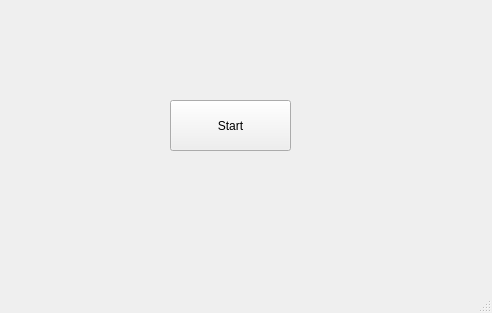
The window that mainwindow.ui (elevoc-weiqiang/calSNR) describes before a commit, drawn with Qt 5.
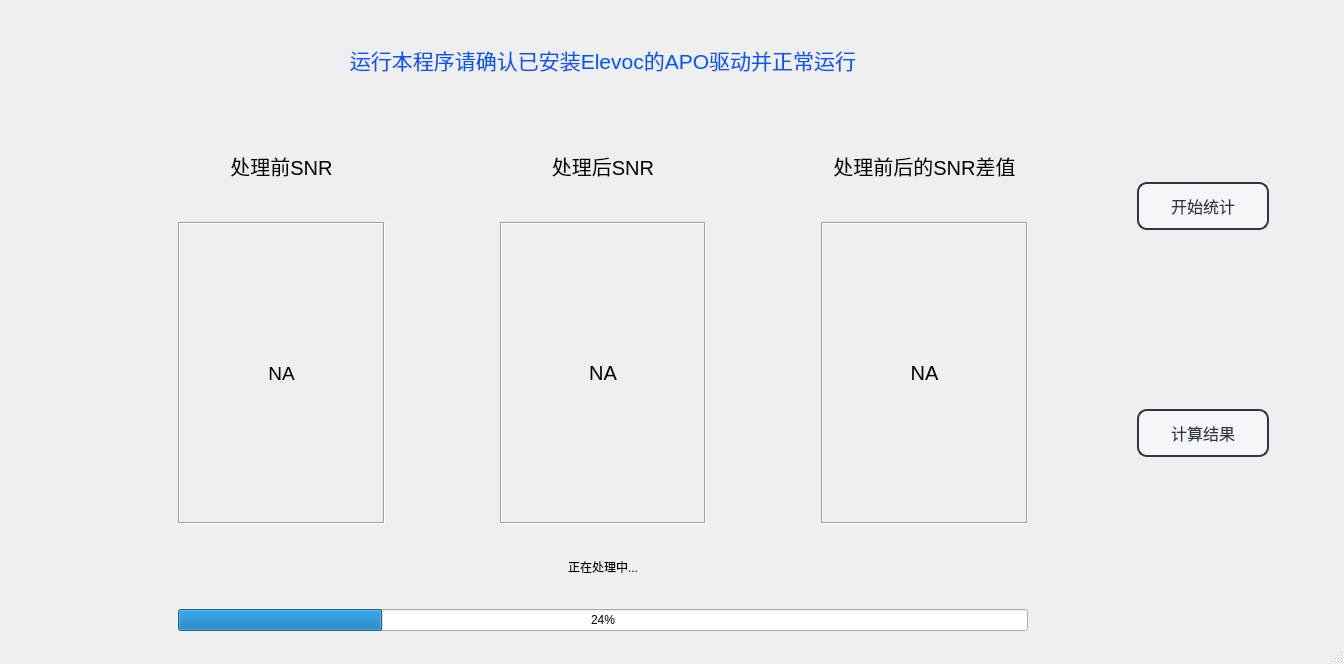
The same window after the commit.

Patch:
```diff
--- a/mainwindow.ui
+++ b/mainwindow.ui
@@ -6,27 +6,355 @@
    <rect>
     <x>0</x>
     <y>0</y>
-    <width>492</width>
-    <height>313</height>
+    <width>1344</width>
+    <height>664</height>
    </rect>
   </property>
   <property name="windowTitle">
    <string>MainWindow</string>
   </property>
   <widget class="QWidget" name="centralwidget">
-   <widget class="QPushButton" name="start">
-    <property name="geometry">
-     <rect>
-      <x>170</x>
-      <y>100</y>
-      <width>121</width>
-      <height>51</height>
-     </rect>
-    </property>
-    <property name="text">
-     <string>Start</string>
-    </property>
-   </widget>
+   <layout class="QHBoxLayout" name="horizontalLayout" stretch="1,16,2,1">
+    <item>
+     <spacer name="horizontalSpacer_6">
+      <property name="orientation">
+       <enum>Qt::Horizontal</enum>
+      </property>
+      <property name="sizeHint" stdset="0">
+       <size>
+        <width>40</width>
+        <height>20</height>
+       </size>
+      </property>
+     </spacer>
+    </item>
+    <item>
+     <layout class="QGridLayout" name="gridLayout" rowstretch="1,1,3,1" columnstretch="1,2,1,2,1,2,1">
+      <item row="1" column="4">
+       <spacer name="horizontalSpacer_3">
+        <property name="orientation">
+         <enum>Qt::Horizontal</enum>
+        </property>
+        <property name="sizeHint" stdset="0">
+         <size>
+          <width>40</width>
+          <height>20</height>
+         </size>
+        </property>
+       </spacer>
+      </item>
+      <item row="1" column="1">
+       <widget class="QLabel" name="label_4">
+        <property name="font">
+         <font>
+          <pointsize>15</pointsize>
+         </font>
+        </property>
+        <property name="text">
+         <string>处理前SNR</string>
+        </property>
+        <property name="alignment">
+         <set>Qt::AlignCenter</set>
+        </property>
+       </widget>
+      </item>
+      <item row="2" column="5">
+       <widget class="QLabel" name="label">
+        <property name="font">
+         <font>
+          <pointsize>15</pointsize>
+         </font>
+        </property>
+        <property name="frameShape">
+         <enum>QFrame::Box</enum>
+        </property>
+        <property name="frameShadow">
+         <enum>QFrame::Sunken</enum>
+        </property>
+        <property name="text">
+         <string>NA</string>
+        </property>
+        <property name="alignment">
+         <set>Qt::AlignCenter</set>
+        </property>
+       </widget>
+      </item>
+      <item row="1" column="2">
+       <spacer name="horizontalSpacer_2">
+        <property name="orientation">
+         <enum>Qt::Horizontal</enum>
+        </property>
+        <property name="sizeHint" stdset="0">
+         <size>
+          <width>40</width>
+          <height>20</height>
+         </size>
+        </property>
+       </spacer>
+      </item>
+      <item row="1" column="3">
+       <widget class="QLabel" name="label_5">
+        <property name="font">
+         <font>
+          <pointsize>15</pointsize>
+         </font>
+        </property>
+        <property name="text">
+         <string>处理后SNR</string>
+        </property>
+        <property name="alignment">
+         <set>Qt::AlignCenter</set>
+        </property>
+       </widget>
+      </item>
+      <item row="2" column="1">
+       <widget class="QLabel" name="label_3">
+        <property name="font">
+         <font>
+          <pointsize>14</pointsize>
+         </font>
+        </property>
+        <property name="frameShape">
+         <enum>QFrame::Box</enum>
+        </property>
+        <property name="frameShadow">
+         <enum>QFrame::Sunken</enum>
+        </property>
+        <property name="text">
+         <string>NA</string>
+        </property>
+        <property name="alignment">
+         <set>Qt::AlignCenter</set>
+        </property>
+       </widget>
+      </item>
+      <item row="1" column="0">
+       <spacer name="horizontalSpacer">
+        <property name="orientation">
+         <enum>Qt::Horizontal</enum>
+        </property>
+        <property name="sizeHint" stdset="0">
+         <size>
+          <width>40</width>
+          <height>20</height>
+         </size>
+        </property>
+       </spacer>
+      </item>
+      <item row="1" column="5">
+       <widget class="QLabel" name="label_6">
+        <property name="font">
+         <font>
+          <pointsize>15</pointsize>
+         </font>
+        </property>
+        <property name="text">
+         <string>处理前后的SNR差值</string>
+        </property>
+        <property name="alignment">
+         <set>Qt::AlignCenter</set>
+        </property>
+       </widget>
+      </item>
+      <item row="2" column="3">
+       <widget class="QLabel" name="label_2">
+        <property name="font">
+         <font>
+          <pointsize>15</pointsize>
+         </font>
+        </property>
+        <property name="frameShape">
+         <enum>QFrame::Box</enum>
+        </property>
+        <property name="frameShadow">
+         <enum>QFrame::Sunken</enum>
+        </property>
+        <property name="text">
+         <string>NA</string>
+        </property>
+        <property name="alignment">
+         <set>Qt::AlignCenter</set>
+        </property>
+       </widget>
+      </item>
+      <item row="1" column="6">
+       <spacer name="horizontalSpacer_4">
+        <property name="orientation">
+         <enum>Qt::Horizontal</enum>
+        </property>
+        <property name="sizeHint" stdset="0">
+         <size>
+          <width>40</width>
+          <height>20</height>
+         </size>
+        </property>
+       </spacer>
+      </item>
+      <item row="3" column="0">
+       <spacer name="verticalSpacer">
+        <property name="orientation">
+         <enum>Qt::Vertical</enum>
+        </property>
+        <property name="sizeHint" stdset="0">
+         <size>
+          <width>20</width>
+          <height>40</height>
+         </size>
+        </property>
+       </spacer>
+      </item>
+      <item row="3" column="1" colspan="5">
+       <layout class="QVBoxLayout" name="verticalLayout_2">
+        <item>
+         <widget class="QLabel" name="label_7">
+          <property name="text">
+           <string>正在处理中...</string>
+          </property>
+          <property name="alignment">
+           <set>Qt::AlignCenter</set>
+          </property>
+         </widget>
+        </item>
+        <item>
+         <widget class="QProgressBar" name="progressBar">
+          <property name="value">
+           <number>24</number>
+          </property>
+         </widget>
+        </item>
+       </layout>
+      </item>
+      <item row="0" column="0">
+       <spacer name="verticalSpacer_2">
+        <property name="orientation">
+         <enum>Qt::Vertical</enum>
+        </property>
+        <property name="sizeHint" stdset="0">
+         <size>
+          <width>20</width>
+          <height>40</height>
+         </size>
+        </property>
+       </spacer>
+      </item>
+      <item row="0" column="1" colspan="5">
+       <widget class="QLabel" name="label_8">
+        <property name="font">
+         <font>
+          <pointsize>16</pointsize>
+         </font>
+        </property>
+        <property name="styleSheet">
+         <string notr="true">color: rgb(0, 85, 255);</string>
+        </property>
+        <property name="text">
+         <string>运行本程序请确认已安装Elevoc的APO驱动并正常运行</string>
+        </property>
+        <property name="alignment">
+         <set>Qt::AlignCenter</set>
+        </property>
+       </widget>
+      </item>
+     </layout>
+    </item>
+    <item>
+     <layout class="QVBoxLayout" name="verticalLayout">
+      <item>
+       <widget class="QPushButton" name="start">
+        <property name="styleSheet">
+         <string notr="true">QPushButton{
+    color: #2f3640;
+    background-color: #f5f6fa;
+    border-color: #2f3640;
+    border-radius: 10px;
+    border-style: solid;
+    border-width: 2px;
+    padding: 2px;
+	 font-size:12pt;
+max-width:190;
+max-height:40;
+}
+/**鼠标停留在按钮上的样式**/
+QPushButton::hover{	
+    color: #FFFFFF;
+    background-color: #718093;
+    border-color: #2f3640;
+}
+
+/**鼠标按压下去的样式**/
+QPushButton::pressed,QPushButton::checked{
+    color: #FFFFFF;
+    background-color: qlineargradient(spread:pad, x1:0, y1:0, x2:0, y2:1, stop:0 #273c75, stop:1 #487eb0);
+}
+
+/**按钮失能情况下样式**/
+QPushButton::disabled{
+    color: #FFFFFF;
+    background-color: #dcdde1;
+    border-color: #dcdde1;
+}</string>
+        </property>
+        <property name="text">
+         <string>开始统计</string>
+        </property>
+       </widget>
+      </item>
+      <item>
+       <widget class="QPushButton" name="pushButton_CalSNR">
+        <property name="styleSheet">
+         <string notr="true">QPushButton{
+    color: #2f3640;
+    background-color: #f5f6fa;
+    border-color: #2f3640;
+    border-radius: 10px;
+    border-style: solid;
+    border-width: 2px;
+    padding: 2px;
+	 font-size:12pt;
+max-width:190;
+max-height:40;
+}
+/**鼠标停留在按钮上的样式**/
+QPushButton::hover{	
+    color: #FFFFFF;
+    background-color: #718093;
+    border-color: #2f3640;
+}
+
+/**鼠标按压下去的样式**/
+QPushButton::pressed,QPushButton::checked{
+    color: #FFFFFF;
+    background-color: qlineargradient(spread:pad, x1:0, y1:0, x2:0, y2:1, stop:0 #273c75, stop:1 #487eb0);
+}
+
+/**按钮失能情况下样式**/
+QPushButton::disabled{
+    color: #FFFFFF;
+    background-color: #dcdde1;
+    border-color: #dcdde1;
+}</string>
+        </property>
+        <property name="text">
+         <string>计算结果</string>
+        </property>
+       </widget>
+      </item>
+     </layout>
+    </item>
+    <item>
+     <spacer name="horizontalSpacer_5">
+      <property name="orientation">
+       <enum>Qt::Horizontal</enum>
+      </property>
+      <property name="sizeHint" stdset="0">
+       <size>
+        <width>40</width>
+        <height>20</height>
+       </size>
+      </property>
+     </spacer>
+    </item>
+   </layout>
   </widget>
   <widget class="QMenuBar" name="menubar">
    <property name="geometry">
@@ -38,7 +366,13 @@
     </rect>
    </property>
   </widget>
-  <widget class="QStatusBar" name="statusbar"/>
+  <widget class="QStatusBar" name="statusbar">
+   <property name="font">
+    <font>
+     <pointsize>12</pointsize>
+    </font>
+   </property>
+  </widget>
  </widget>
  <resources/>
  <connections/>
```
Left out of the diff: 4 changed lines with no effect on the pictures.
